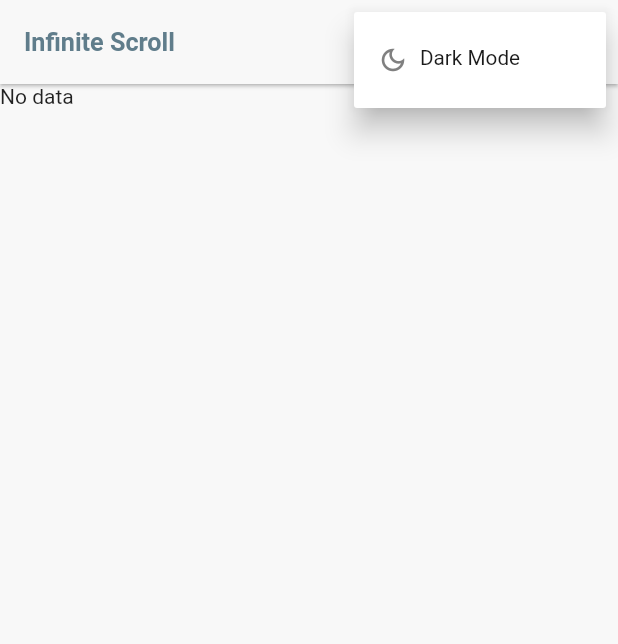
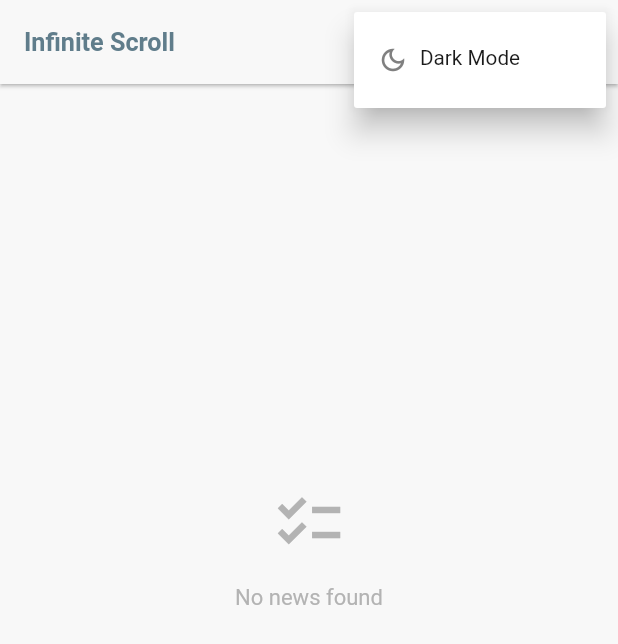
Before and after one commit to shweta-jais-95/infinite_scroll, a Flutter app: the screen it shows after launch, after a tap on the "more vert" icon, on a phone screen of 412 x 824 dp. Shown: the top 644 px of the screen. Run offline on Flutter 3.47's test engine with Material 2 defaults, Android fonts, the phone set to English and light mode, and no system bars; our stand-ins replace hive_flutter, hooks_riverpod; accounts and stored records are empty; network calls fail.

Commit message:
fixed infinite scroll

```diff
--- /dev/null
+++ b/lib/components/circular_progressbar_indicator_view.dart
@@ -0,0 +1,28 @@
+import 'package:flutter/material.dart';
+import 'package:infinite_scroll/utils/palette.dart';
+
+class CircularProgressBarIndicatorView extends StatelessWidget {
+  final Color? backgroundColor;
+  const CircularProgressBarIndicatorView({Key? key, this.backgroundColor})
+      : super(key: key);
+  @override
+  Widget build(BuildContext context) {
+    return Container(
+      height: MediaQuery.of(context).size.height,
+      width: MediaQuery.of(context).size.width,
+      color: backgroundColor ?? Palette.loadingViewBgColor,
+      child: const CircularProgressBar(),
+    );
+  }
+}
+
+class CircularProgressBar extends StatelessWidget {
+  const CircularProgressBar({Key? key}) : super(key: key);
+  @override
+  Widget build(BuildContext context) {
+    return Center(
+        child: CircularProgressIndicator(
+      valueColor: AlwaysStoppedAnimation<Color>(Palette.primaryColor),
+    ));
+  }
+}
--- /dev/null
+++ b/lib/components/no_data_show_view.dart
@@ -0,0 +1,42 @@
+import 'package:flutter/material.dart';
+import 'package:infinite_scroll/components/text_view.dart';
+import 'package:infinite_scroll/utils/fontsizes.dart';
+import 'package:infinite_scroll/utils/palette.dart';
+
+class NoDataToShowView extends StatelessWidget {
+  final bool? showIcon;
+  final bool? showFilterMessage;
+  final String? searchBy;
+  const NoDataToShowView(
+      {Key? key, this.showIcon, this.showFilterMessage, this.searchBy})
+      : super(key: key);
+
+  @override
+  Widget build(BuildContext context) {
+    return SizedBox(
+      width: MediaQuery.of(context).size.width,
+      height: MediaQuery.of(context).size.height * 0.75,
+      child: Column(
+        crossAxisAlignment: CrossAxisAlignment.center,
+        mainAxisAlignment: MainAxisAlignment.center,
+        children: [
+          if (showIcon != false)
+            Icon(fetchIcon(), size: 50, color: Palette.grey30),
+          TextView(
+              text: fetchHelperText1(),
+              color: Palette.grey30,
+              align: TextAlign.center,
+              fontSize: FontSizes.subtitle2)
+        ],
+      ),
+    );
+  }
+
+  IconData fetchIcon() {
+    return Icons.checklist_outlined;
+  }
+
+  String fetchHelperText1() {
+    return "No news found";
+  }
+}
--- /dev/null
+++ b/lib/components/text_view.dart
@@ -0,0 +1,173 @@
+import 'package:flutter/material.dart';
+import 'package:infinite_scroll/utils/fontsizes.dart';
+import 'package:infinite_scroll/utils/palette.dart';
+
+class TextView extends StatelessWidget {
+  final String? text;
+  final bool? showInCaps;
+  final double? topMargin;
+  final double? bottomMargin;
+  final double? leftMargin;
+  final double? rightMargin;
+  final FontWeight? fontWeight;
+  final double? fontSize;
+  final Color? color;
+  final TextDecoration? decoration;
+  final int? maxLines;
+  final FontStyle? fontStyle;
+  final TextAlign? align;
+  const TextView(
+      {Key? key,
+      this.text,
+      this.decoration,
+      this.showInCaps,
+      this.topMargin,
+      this.bottomMargin,
+      this.leftMargin,
+      this.rightMargin,
+      this.maxLines,
+      this.fontWeight,
+      this.fontSize,
+      this.color,
+      this.fontStyle,
+      this.align})
+      : super(key: key);
+
+  @override
+  Widget build(BuildContext context) {
+    return text != null
+        ? Container(
+            margin: EdgeInsets.only(
+                left: leftMargin ?? 16,
+                top: topMargin ?? 16,
+                right: rightMargin ?? 16,
+                bottom: bottomMargin ?? 0),
+            child: Text(showInCaps == true ? "${text?.toUpperCase()}" : "$text",
+                textAlign: align,
+                //added kIsWeb to support accessibility on large mobile devices in landscape mode
+                style: TextStyle(
+                    fontStyle: fontStyle ?? FontStyle.normal,
+                    fontSize: fontSize ?? FontSizes.body2,
+                    color: color ?? Palette.grey60,
+                    decoration: decoration,
+                    fontWeight: fontWeight ?? FontWeight.w400),
+                maxLines: maxLines,
+                overflow: maxLines != null ? TextOverflow.ellipsis : null))
+        : Container();
+  }
+}
+
+class TextWithIcon extends StatelessWidget {
+  final String? text;
+  final Icon prefixIcon;
+  final double? topMargin;
+  final double? bottomMargin;
+  final double? leftMargin;
+  final double? rightMargin;
+  final FontWeight? fontWeight;
+  final double? fontSize;
+  final Color? color;
+  final FontStyle? fontStyle;
+  final Function()? onTap;
+  const TextWithIcon({
+    Key? key,
+    this.onTap,
+    this.text,
+    required this.prefixIcon,
+    this.topMargin,
+    this.bottomMargin,
+    this.leftMargin,
+    this.rightMargin,
+    this.fontWeight,
+    this.fontSize,
+    this.color,
+    this.fontStyle,
+  }) : super(key: key);
+
+  @override
+  Widget build(BuildContext context) {
+    return text != null
+        ? InkWell(
+            onTap: onTap,
+            child: Container(
+                margin: EdgeInsets.only(
+                    left: leftMargin ?? 16,
+                    top: topMargin ?? 16,
+                    right: rightMargin ?? 16,
+                    bottom: bottomMargin ?? 0),
+                child: Row(
+                    mainAxisAlignment: MainAxisAlignment.start,
+                    crossAxisAlignment: CrossAxisAlignment.start,
+                    children: [
+                      Padding(
+                        padding: const EdgeInsets.only(right: 8.0),
+                        child: prefixIcon,
+                      ),
+                      Text("$text",
+                          style: TextStyle(
+                              fontStyle: fontStyle ?? FontStyle.normal,
+                              fontSize: fontSize ?? FontSizes.body2,
+                              color: color ?? Palette.grey60,
+                              fontWeight: fontWeight ?? FontWeight.w400))
+                    ])),
+          )
+        : Container();
+  }
+}
+
+class TextWithSuffixIcon extends StatelessWidget {
+  final String? text;
+  final Icon suffixIcon;
+  final double? topMargin;
+  final double? bottomMargin;
+  final double? leftMargin;
+  final double? rightMargin;
+  final FontWeight? fontWeight;
+  final double? fontSize;
+  final Color? color;
+  final FontStyle? fontStyle;
+  final Function()? onTap;
+  const TextWithSuffixIcon(
+      {Key? key,
+      this.onTap,
+      this.text,
+      required this.suffixIcon,
+      this.topMargin,
+      this.bottomMargin,
+      this.leftMargin,
+      this.rightMargin,
+      this.fontWeight,
+      this.fontSize,
+      this.color,
+      this.fontStyle})
+      : super(key: key);
+
+  @override
+  Widget build(BuildContext context) {
+    return text != null
+        ? InkWell(
+            onTap: onTap,
+            child: Container(
+                alignment: Alignment.center,
+                margin: EdgeInsets.only(
+                    left: leftMargin ?? 16,
+                    top: topMargin ?? 16,
+                    right: rightMargin ?? 16,
+                    bottom: bottomMargin ?? 0),
+                child:
+                    Row(mainAxisAlignment: MainAxisAlignment.center, children: [
+                  Text("$text",
+                      style: TextStyle(
+                          fontStyle: fontStyle ?? FontStyle.normal,
+                          fontSize: fontSize ?? FontSizes.body2,
+                          color: color ?? Palette.grey10,
+                          fontWeight: fontWeight ?? FontWeight.w400)),
+                  Padding(
+                    padding: const EdgeInsets.only(left: 8.0),
+                    child: suffixIcon,
+                  ),
+                ])),
+          )
+        : Container();
+  }
+}
--- a/lib/main.dart
+++ b/lib/main.dart
@@ -33,7 +33,7 @@ class MyApp extends StatelessWidget {
           theme: AppTheme.getTheme(false),
           darkTheme: AppTheme.getTheme(true),
           themeMode: isDark ? ThemeMode.dark : ThemeMode.light,
-          home: MainScreen(key: Key(CommonOps.generateId([]))),
+          home: const MainScreen(),
         );
       },
     );
--- a/lib/notifiers/news_list_notifier.dart
+++ b/lib/notifiers/news_list_notifier.dart
@@ -6,59 +6,35 @@ import 'package:infinite_scroll/services/api_services.dart';
 class NewsListNotifier extends ChangeNotifier {
   final List<News> _news = <News>[];
   bool _hasNext = false;
-  bool _hasPrevious = false;
   bool? _isFetchingNews;
   BigInt? _currentPage;
   int? _pageNo;
 
   bool get hasNext => _hasNext;
-  bool get hasPrevious => _hasPrevious;
   int get currentPage => _pageNo ?? 1;
   bool? get isFetchingActivity => _isFetchingNews;
-  String? _customerId;
-  String? _opportunityId;
-
-  String? _searchString;
 
   setSearchBy(String? search) {
-    _searchString = search;
     refresh();
   }
 
   setFilter(var filter) {}
 
-  setCustomerId(String? id) {
-    _customerId = id;
-  }
-
-  setOpportunityId(String? id) {
-    _opportunityId = id;
-  }
-
   init() {
     _pageNo = null;
     _hasNext = false;
-    _hasPrevious = false;
-    _searchString = null;
     _news.clear();
+    _isFetchingNews = null;
   }
 
   List<News> get news => _news;
 
   Future refresh() async {
     _hasNext = false;
-    _hasPrevious = false;
     _pageNo = null;
     _currentPage = null;
-    var newsResponse = await ApiService.fetchNews(
-      1,
-    );
-    _news.clear();
-    _news.addAll(newsResponse.news);
-    _hasNext = newsResponse.hasNextData;
-    _pageNo = 1;
     _isFetchingNews = false;
-    notifyListeners();
+    fetchNextNews();
   }
 
   setFetchActivity(bool value) {
@@ -66,7 +42,7 @@ class NewsListNotifier extends ChangeNotifier {
     notifyListeners();
   }
 
-  Future fetchNextNews(bool showWebView) async {
+  Future fetchNextNews() async {
     if (_isFetchingNews == true) {
       return;
     }
@@ -83,31 +59,17 @@ class NewsListNotifier extends ChangeNotifier {
     } else {
       pNo = pNo + 1;
     }
-    if (pNo == 1 &&
-        _customerId == null &&
-        _searchString == null &&
-        _opportunityId == null) {
-      _isFetchingNews = false;
-    } else {
-      _isFetchingNews = true;
-    }
+    _isFetchingNews = true;
     try {
       var newsResponse = await ApiService.fetchNews(
         pNo,
       );
 
-      if (pNo == 1 &&
-          _customerId == null &&
-          _searchString == null &&
-          _opportunityId == null) {
-        _news.clear();
-      }
-      if (showWebView) {
+      if (pNo == 1) {
         _news.clear();
       }
       _news.addAll(newsResponse.news);
       _hasNext = newsResponse.hasNextData;
-      _hasPrevious = !(pNo == 1);
       _pageNo = pNo;
       // ignore: empty_catches
     } catch (e) {}
--- a/lib/screens/home_screen.dart
+++ b/lib/screens/home_screen.dart
@@ -18,12 +18,6 @@ class HomeScreen extends StatefulWidget {
 
 class _HomeScreenState extends State<HomeScreen> {
   final themeKey = Key(Strings.theme);
-
-  @override
-  void initState() {
-    // TODO: implement initState
-    super.initState();
-  }
 
   NewsListNotifier? newsListNotifier;
   final newsListNotifierProvider =
@@ -83,9 +77,7 @@ class _HomeScreenState extends State<HomeScreen> {
               ]),
           body: NewsListViewWidget(
               refreshIndicatorKey: refreshIndicatorKey,
-              showWebView: false,
-              newsNotifier: newsListNotifier,
-              showCustomer: false));
+              newsNotifier: newsListNotifier));
     });
   }
 }
--- a/lib/screens/news_list_widget.dart
+++ b/lib/screens/news_list_widget.dart
@@ -1,19 +1,20 @@
+import 'package:cached_network_image/cached_network_image.dart';
 import 'package:flutter/material.dart';
+import 'package:infinite_scroll/components/circular_progressbar_indicator_view.dart';
+import 'package:infinite_scroll/components/no_data_show_view.dart';
 import 'package:infinite_scroll/datamodel.dart/news.dart';
 import 'package:infinite_scroll/notifiers/news_list_notifier.dart';
+import 'package:infinite_scroll/utils/fontsizes.dart';
+import 'package:infinite_scroll/utils/palette.dart';
 
 class NewsListViewWidget extends StatefulWidget {
   final NewsListNotifier? newsNotifier;
-  final bool showWebView;
-  final bool showCustomer;
   final GlobalKey<RefreshIndicatorState> refreshIndicatorKey;
 
   const NewsListViewWidget({
     required this.newsNotifier,
     Key? key,
-    required this.showWebView,
     required this.refreshIndicatorKey,
-    required this.showCustomer,
   }) : super(key: key);
 
   @override
@@ -32,7 +33,7 @@ class NewsListViewWidgetState extends State<NewsListViewWidget> {
   }
 
   _fetchList() {
-    widget.newsNotifier?.fetchNextNews(widget.showWebView);
+    widget.newsNotifier?.fetchNextNews();
   }
 
   @override
@@ -57,25 +58,26 @@ class NewsListViewWidgetState extends State<NewsListViewWidget> {
   @override
   Widget build(BuildContext context) {
     var length = widget.newsNotifier?.news.length ?? 0;
-    bool isLoading = widget.newsNotifier?.isFetchingActivity != false;
     return RefreshIndicator(
         key: widget.refreshIndicatorKey,
         onRefresh: () {
           return _refresh();
         },
-        child: isLoading
-            ? Text("Loading")
+        child: widget.newsNotifier?.isFetchingActivity != false
+            ? const CircularProgressBarIndicatorView()
             : ListView.builder(
                 controller: _scrollController,
                 physics: const AlwaysScrollableScrollPhysics(),
                 itemCount: length + 1,
                 itemBuilder: (context, i) {
                   if (widget.newsNotifier?.news.isEmpty == true) {
-                    return Text("No data");
+                    return const NoDataToShowView();
                   }
                   if (i == length) {
                     if (widget.newsNotifier?.hasNext == true) {
-                      return Text("Loading more data");
+                      return const Center(
+                        child: CircularProgressBar(),
+                      );
                     } else {
                       return Container();
                     }
@@ -91,6 +93,42 @@ class NewsListItemView extends StatelessWidget {
 
   @override
   Widget build(BuildContext context) {
-    return Text("item");
+    return InkWell(
+      onTap: () {},
+      child: Container(
+        margin: const EdgeInsets.only(top: 16, left: 16, right: 16),
+        child: Card(
+          child: Column(
+            children: <Widget>[
+              if (news?.urlToImage?.isNotEmpty == true)
+                CachedNetworkImage(
+                  imageUrl: news?.urlToImage ?? "",
+                  placeholder: (context, url) => const Padding(
+                    padding: EdgeInsets.only(top: 16),
+                    child: CircularProgressBar(),
+                  ),
+                  errorWidget: (context, url, error) => Padding(
+                    padding: const EdgeInsets.only(top: 16),
+                    child: Center(
+                      child: Icon(
+                        Icons.error,
+                        color: Palette.textColor,
+                      ),
+                    ),
+                  ),
+                ),
+              Padding(
+                padding: const EdgeInsets.all(16),
+                child: Text("${news?.title}",
+                    style: TextStyle(
+                        fontWeight: FontWeight.w500,
+                        color: Palette.textColor,
+                        fontSize: FontSizes.subtitle1)),
+              ),
+            ],
+          ),
+        ),
+      ),
+    );
   }
 }
--- a/lib/services/api_services.dart
+++ b/lib/services/api_services.dart
@@ -20,7 +20,7 @@ class ApiService {
 
   static Future<GetNewsResponse> fetchNews(int pageNumber) async {
     try {
-      const pageSize = 45;
+      const pageSize = 15;
       final response = await get(
         Uri.parse(
             "https://newsapi.org/v2/everything?q=bitcoin&apiKey=598e0b586c33478abbb6ec3b409b1937&pageSize=${pageSize + 1}&page=$pageNumber"),
@@ -28,7 +28,7 @@ class ApiService {
       var data = json.decode(response.body);
       List<News> fetchedNews = News.parseList(data);
       bool hasNextData = false;
-      if (fetchedNews.length == pageSize) {
+      if (fetchedNews.length > pageSize) {
         hasNextData = true;
       }
       var news = fetchedNews.sublist(
--- a/lib/utils/constants.dart
+++ b/lib/utils/constants.dart
@@ -5,3 +5,7 @@ class HiveBoxNames {
 class HiveBoxKeys {
   static const isDark = "isDark";
 }
+
+class AppConstant {
+  static const double buttonHeight = 38;
+}
--- a/pubspec.yaml
+++ b/pubspec.yaml
@@ -32,6 +32,7 @@ dependencies:
   hive: ^2.0.5
   hive_flutter: ^1.1.0
   flutter_hooks: ^0.18.2
+  cached_network_image: ^3.2.1
   hooks_riverpod: ^1.0.3
   http: ^0.13.4
 
```
Also changed, not shown: lib/screens/view_screen.dart (added, +15 -0 lines), pubspec.lock, 3 other files.
